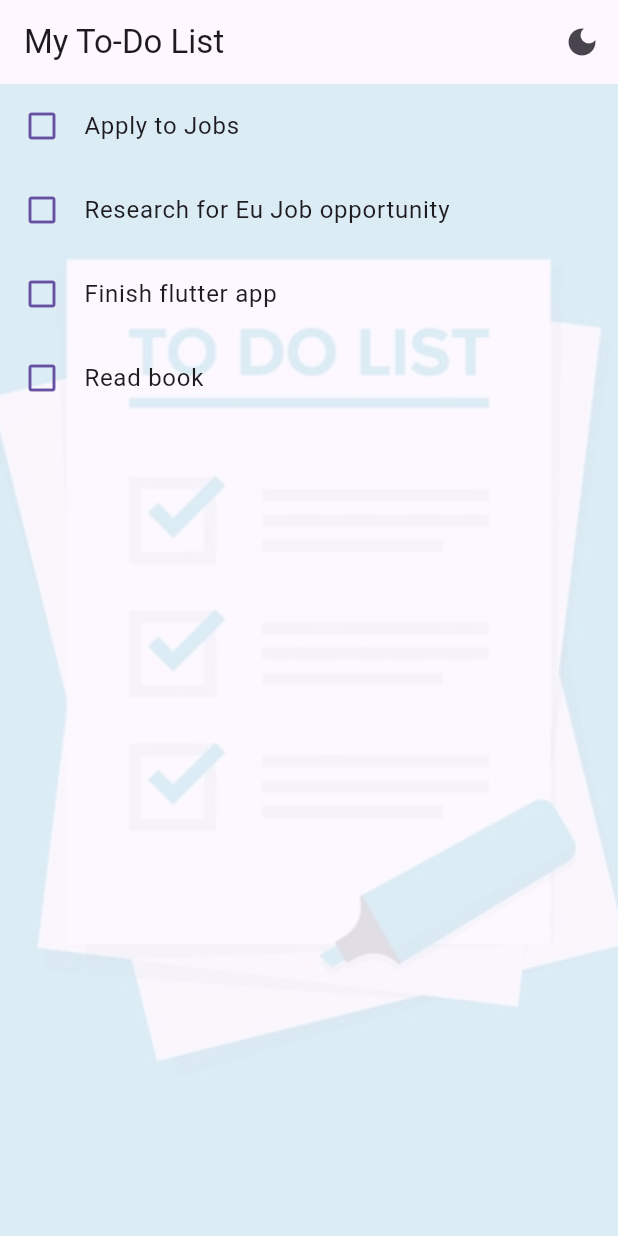
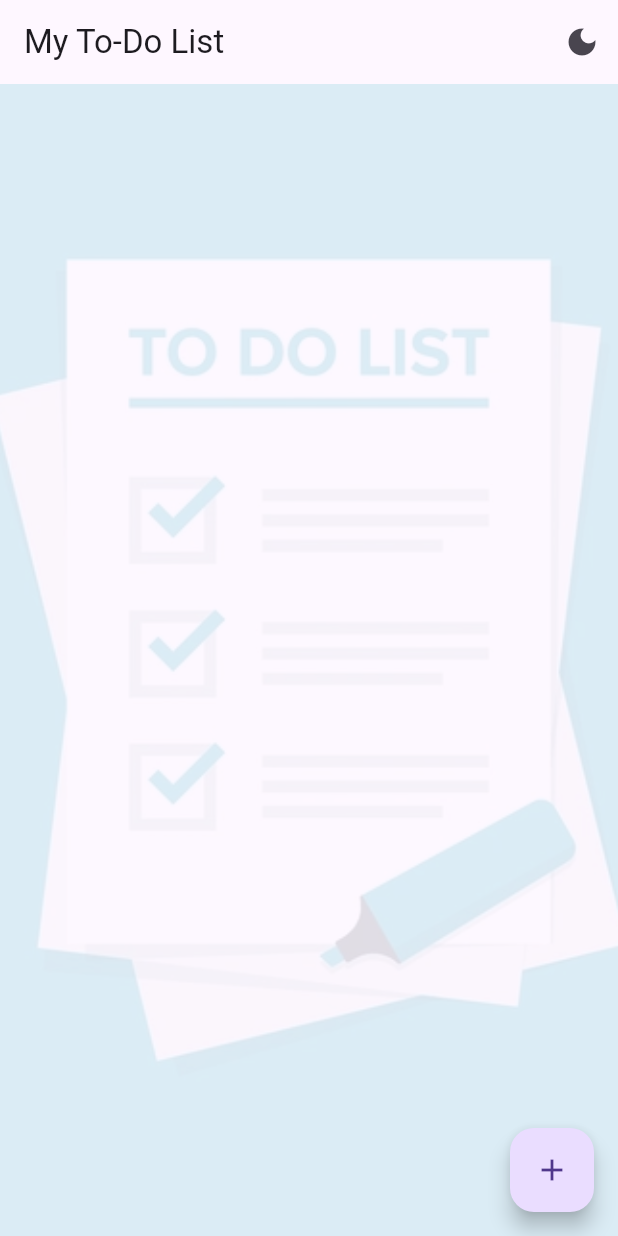
Before and after one commit to AdityaDarji/todo_aapp_demo, a Flutter app: the screen it shows after launch, on a phone screen of 412 x 824 dp. Run offline on Flutter 3.47's test engine with Material 3 defaults, Android fonts, the light colour scheme and no system bars.

Commit message:
Turned Static app to Dynamic App

```diff
--- a/lib/main.dart
+++ b/lib/main.dart
@@ -1,5 +1,8 @@
+import 'package:provider/provider.dart';
+
 import 'package:flutter/material.dart';
 import 'package:todo_app_demo/view/todo_list_screen.dart';
+import 'package:todo_app_demo/viewmodel/todo_viewmodel.dart';
 
 void main() {
   runApp(MyApp());
@@ -34,7 +37,10 @@ class MyApp extends StatelessWidget {
           ),
           themeMode: currentMode,
           debugShowCheckedModeBanner: false,
-          home: TodoListScreen(),
+          home: ChangeNotifierProvider(
+            create: (_) => TodoViewmodel(),
+            child: TodoListScreen(),
+          ),
         );
       },
     );
--- a/lib/view/todo_list_screen.dart
+++ b/lib/view/todo_list_screen.dart
@@ -1,20 +1,33 @@
 import 'package:flutter/material.dart';
 import 'package:todo_app_demo/main.dart';
+import 'package:todo_app_demo/view/add_task_dialog.dart';
 //import 'package:todo_app_demo/model/todo_model.dart';
+import 'package:provider/provider.dart';
 import 'package:todo_app_demo/viewmodel/todo_viewmodel.dart';
 
-class TodoListScreen extends StatefulWidget {
+/*
+void _showAddTaskDialog(
+  BuildContext context,
+  TextEditingController controller,
+  VoidCallback onAdd,
+) {
+  showDialog(
+    context: context,
+    builder: (context) {
+      return AddTaskDialog(controller: controller, onAdd: onAdd);
+    },
+  );
+}*/
+
+class TodoListScreen extends StatelessWidget {
+  //final TodoViewmodel _viewmodel = TodoViewmodel();
+
   const TodoListScreen({super.key});
 
   @override
-  State<StatefulWidget> createState() => _TodoListScreenState();
-}
+  Widget build(BuildContext context) {
+    final viewModel = Provider.of<TodoViewmodel>(context);
 
-class _TodoListScreenState extends State<TodoListScreen> {
-  final TodoViewmodel _viewmodel = TodoViewmodel();
-
-  @override
-  Widget build(BuildContext context) {
     final isDark = Theme.of(context).brightness == Brightness.dark;
     return Scaffold(
       appBar: AppBar(
@@ -24,10 +37,8 @@ class _TodoListScreenState extends State<TodoListScreen> {
             icon: Icon(isDark ? Icons.light_mode : Icons.dark_mode),
             tooltip: "Toggle Theme",
             onPressed: () {
-              setState(() {
-                MyApp.themeNotifier.value =
-                    isDark ? ThemeMode.light : ThemeMode.dark;
-              });
+              MyApp.themeNotifier.value =
+                  isDark ? ThemeMode.light : ThemeMode.dark;
             },
           ),
         ],
@@ -48,9 +59,9 @@ class _TodoListScreenState extends State<TodoListScreen> {
           ),
 
           ListView.builder(
-            itemCount: _viewmodel.todos.length,
+            itemCount: viewModel.todos.length,
             itemBuilder: (context, index) {
-              final todo = _viewmodel.todos[index];
+              final todo = viewModel.todos[index];
               return ListTile(
                 leading: Icon(
                   todo.isdone ? Icons.check_box : Icons.check_box_outline_blank,
@@ -63,15 +74,26 @@ class _TodoListScreenState extends State<TodoListScreen> {
                   ),
                 ),
                 onTap: () {
-                  setState(() {
-                    _viewmodel.toggleTodoStatus(index);
-                  });
+                  viewModel.toggleTodoStatus(index);
                 },
               );
             },
           ),
         ],
       ),
+      floatingActionButton: FloatingActionButton(
+        onPressed: () {
+          showDialog(
+            context: context,
+            builder:
+                (_) => AddTaskDialog(
+                  controller: viewModel.taskController,
+                  onAdd: viewModel.addTasks,
+                ),
+          );
+        },
+        child: Icon(Icons.add),
+      ),
     );
   }
 }
--- a/lib/viewmodel/todo_viewmodel.dart
+++ b/lib/viewmodel/todo_viewmodel.dart
@@ -1,16 +1,29 @@
+import 'package:flutter/material.dart';
+
 import '../model/todo_model.dart';
 
-class TodoViewmodel {
-  final List<Todo> _todos = [
-    Todo(title: 'Apply to Jobs'),
-    Todo(title: 'Research for Eu Job opportunity'),
-    Todo(title: 'Finish flutter app'),
-    Todo(title: 'Read book'),
-  ];
+class TodoViewmodel extends ChangeNotifier {
+  final List<Todo> _todos = [];
+  final TextEditingController taskController = TextEditingController();
 
   List<Todo> get todos => _todos;
 
+  void addTasks() {
+    final text = taskController.text.trim();
+    if (text.isNotEmpty) {
+      _todos.add(Todo(title: text));
+      taskController.clear();
+      notifyListeners();
+    }
+  }
+
   void toggleTodoStatus(int index) {
     _todos[index].isdone = !_todos[index].isdone;
+    notifyListeners();
+  }
+
+  void deleteTasks(int index) {
+    _todos.removeAt(index);
+    notifyListeners();
   }
 }
--- a/pubspec.yaml
+++ b/pubspec.yaml
@@ -34,6 +34,7 @@ dependencies:
   # The following adds the Cupertino Icons font to your application.
   # Use with the CupertinoIcons class for iOS style icons.
   cupertino_icons: ^1.0.8
+  provider: ^6.1.5
 
 dev_dependencies:
   flutter_test:
```
Also changed, not shown: lib/view/add_task_dialog.dart (added, +36 -0 lines), pubspec.lock.
